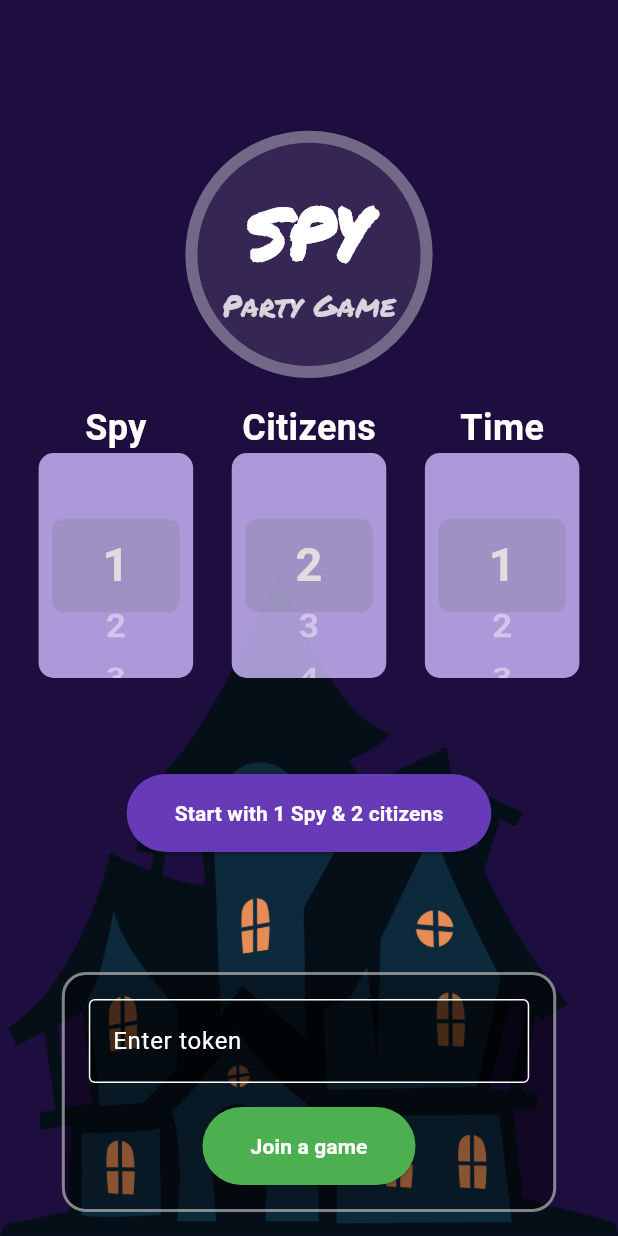
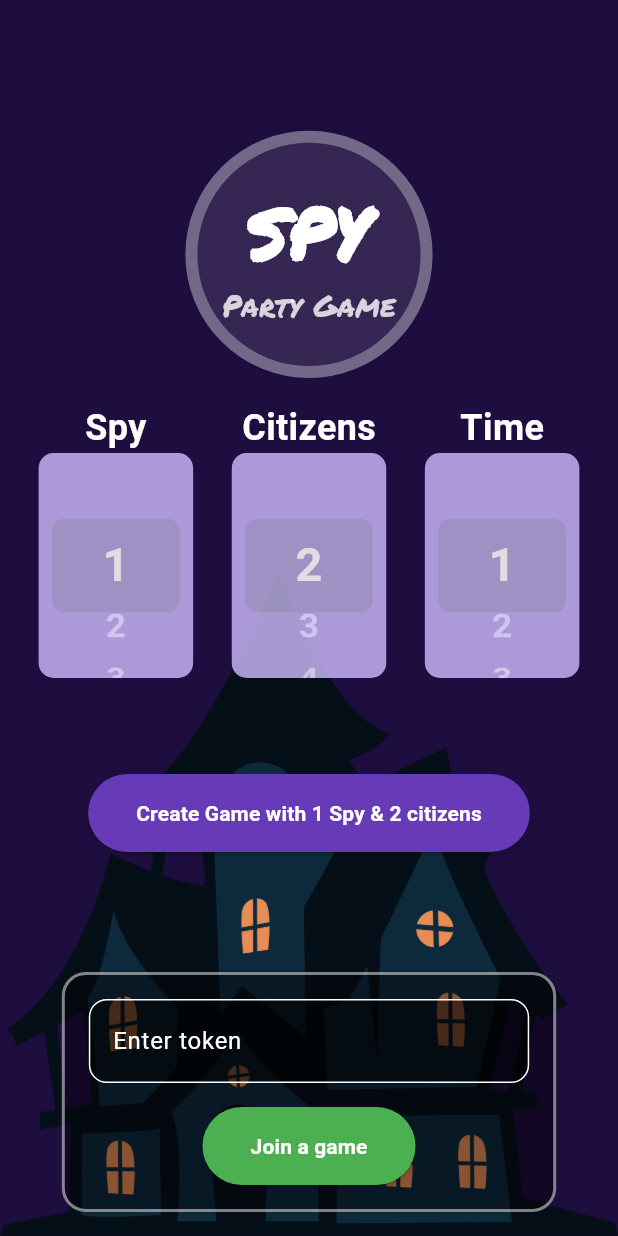
Before and after one commit to miladdiaz/spy_game, a Flutter app: the screen it shows after launch, on a phone screen of 412 x 824 dp. Run offline on Flutter 3.47's test engine with Material 3 defaults, Android fonts, the light colour scheme and no system bars; our stand-ins replace device_info_plus, flutter_riverpod, socket_io_client.

Commit message:
ui fixes

```diff
--- a/lib/screens/home_screen.dart
+++ b/lib/screens/home_screen.dart
@@ -87,7 +87,7 @@ class HomeScreen extends ConsumerWidget {
                 const SizedBox(height: 64),
                 Button(
                   label:
-                      'Start with ${game.spyCount} Spy & ${game.citizenCount} citizens',
+                      'Create Game with ${game.spyCount} Spy & ${game.citizenCount} citizens',
                   onPressed: () {
                     gameNotifier.createGame();
                   },
--- a/lib/widgets/join_game_container.dart
+++ b/lib/widgets/join_game_container.dart
@@ -52,11 +52,13 @@ class JoinGameContainerState extends ConsumerState<JoinGameContainer> {
                 borderSide: const BorderSide(color: Colors.white),
                 borderRadius: BorderRadius.circular(12),
               ),
-              enabledBorder: const OutlineInputBorder(
-                borderSide: BorderSide(color: Colors.white),
+              enabledBorder: OutlineInputBorder(
+                borderRadius: BorderRadius.circular(12),
+                borderSide: const BorderSide(color: Colors.white),
               ),
-              disabledBorder: const OutlineInputBorder(
-                borderSide: BorderSide(color: Colors.white),
+              disabledBorder: OutlineInputBorder(
+                borderRadius: BorderRadius.circular(12),
+                borderSide: const BorderSide(color: Colors.white),
               ),
               filled: true,
               fillColor: Colors.black.withOpacity(0.5),
```
